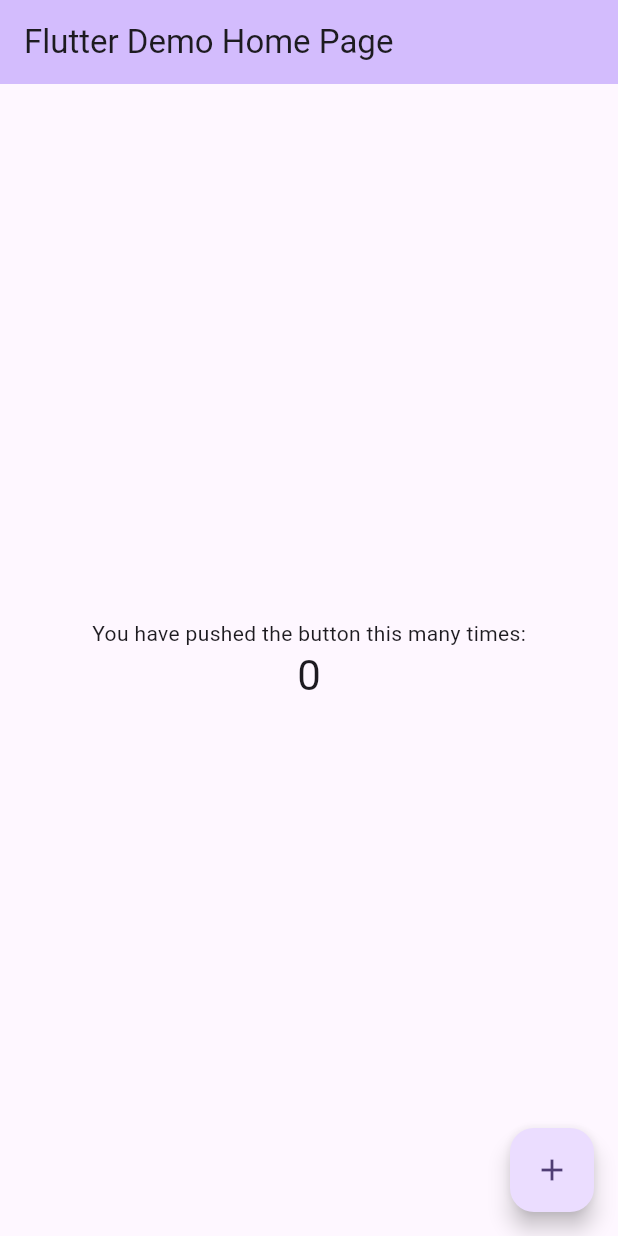
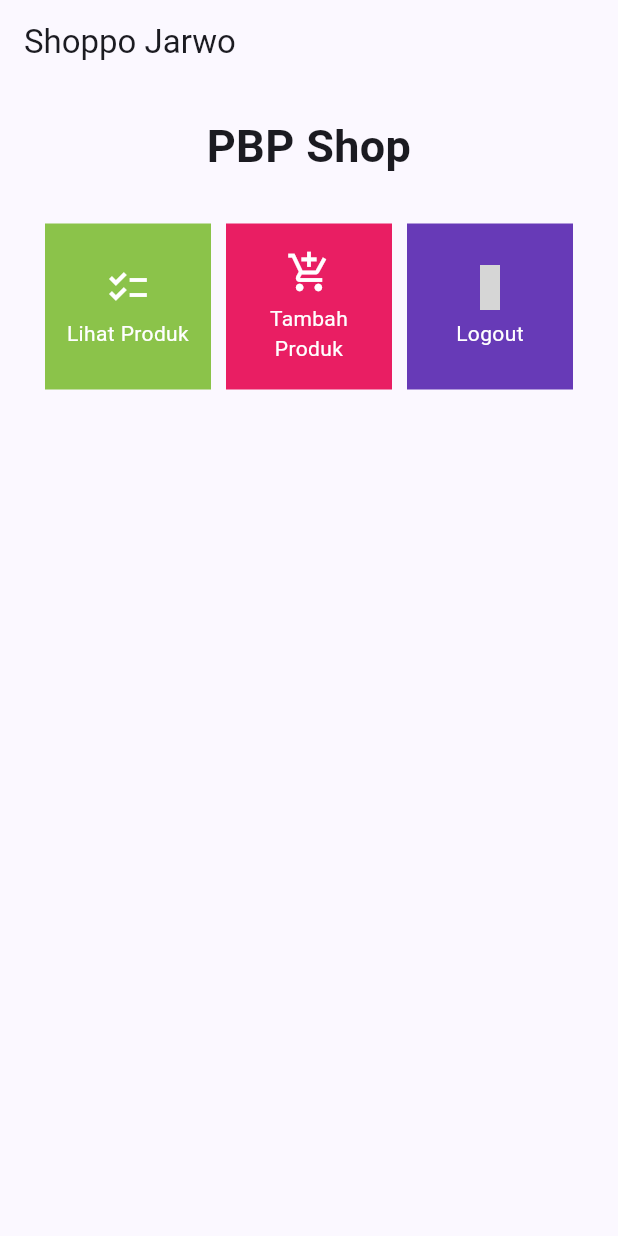
Before and after one commit to shfiradifa/shoppo-jarwo, a Flutter app: the screen it shows after launch, on a phone screen of 412 x 824 dp. Run offline on Flutter 3.47's test engine with Material 2 defaults, Android fonts, the phone set to English and light mode, and no system bars; statements that could not run were skipped; grey boxes are pictures that could not be loaded.

Commit message:
first commit adit

```diff
--- a/lib/main.dart
+++ b/lib/main.dart
@@ -1,4 +1,5 @@
 import 'package:flutter/material.dart';
+import 'package:shoppo_jarwo/menu.dart';
 
 void main() {
   runApp(const MyApp());
@@ -7,119 +8,15 @@
 class MyApp extends StatelessWidget {
   const MyApp({super.key});
 
-  // This widget is the root of your application.
   @override
   Widget build(BuildContext context) {
     return MaterialApp(
       title: 'Flutter Demo',
       theme: ThemeData(
-        // This is the theme of your application.
-        //
-        // TRY THIS: Try running your application with "flutter run". You'll see
-        // the application has a blue toolbar. Then, without quitting the app,
-        // try changing the seedColor in the colorScheme below to Colors.green
-        // and then invoke "hot reload" (save your changes or press the "hot
-        // reload" button in a Flutter-supported IDE, or press "r" if you used
-        // the command line to start the app).
-        //
-        // Notice that the counter didn't reset back to zero; the application
-        // state is not lost during the reload. To reset the state, use hot
-        // restart instead.
-        //
-        // This works for code too, not just values: Most code changes can be
-        // tested with just a hot reload.
-        colorScheme: ColorScheme.fromSeed(seedColor: Colors.deepPurple),
+        colorScheme: ColorScheme.fromSeed(seedColor: Colors.indigo),
         useMaterial3: true,
       ),
-      home: const MyHomePage(title: 'Flutter Demo Home Page'),
+      home: MyHomePage(),
     );
   }
 }
-
-class MyHomePage extends StatefulWidget {
-  const MyHomePage({super.key, required this.title});
-
-  // This widget is the home page of your application. It is stateful, meaning
-  // that it has a State object (defined below) that contains fields that affect
-  // how it looks.
-
-  // This class is the configuration for the state. It holds the values (in this
-  // case the title) provided by the parent (in this case the App widget) and
-  // used by the build method of the State. Fields in a Widget subclass are
-  // always marked "final".
-
-  final String title;
-
-  @override
-  State<MyHomePage> createState() => _MyHomePageState();
-}
-
-class _MyHomePageState extends State<MyHomePage> {
-  int _counter = 0;
-
-  void _incrementCounter() {
-    setState(() {
-      // This call to setState tells the Flutter framework that something has
-      // changed in this State, which causes it to rerun the build method below
-      // so that the display can reflect the updated values. If we changed
-      // _counter without calling setState(), then the build method would not be
-      // called again, and so nothing would appear to happen.
-      _counter++;
-    });
-  }
-
-  @override
-  Widget build(BuildContext context) {
-    // This method is rerun every time setState is called, for instance as done
-    // by the _incrementCounter method above.
-    //
-    // The Flutter framework has been optimized to make rerunning build methods
-    // fast, so that you can just rebuild anything that needs updating rather
-    // than having to individually change instances of widgets.
-    return Scaffold(
-      appBar: AppBar(
-        // TRY THIS: Try changing the color here to a specific color (to
-        // Colors.amber, perhaps?) and trigger a hot reload to see the AppBar
-        // change color while the other colors stay the same.
-        backgroundColor: Theme.of(context).colorScheme.inversePrimary,
-        // Here we take the value from the MyHomePage object that was created by
-        // the App.build method, and use it to set our appbar title.
-        title: Text(widget.title),
-      ),
-      body: Center(
-        // Center is a layout widget. It takes a single child and positions it
-        // in the middle of the parent.
-        child: Column(
-          // Column is also a layout widget. It takes a list of children and
-          // arranges them vertically. By default, it sizes itself to fit its
-          // children horizontally, and tries to be as tall as its parent.
-          //
-          // Column has various properties to control how it sizes itself and
-          // how it positions its children. Here we use mainAxisAlignment to
-          // center the children vertically; the main axis here is the vertical
-          // axis because Columns are vertical (the cross axis would be
-          // horizontal).
-          //
-          // TRY THIS: Invoke "debug painting" (choose the "Toggle Debug Paint"
-          // action in the IDE, or press "p" in the console), to see the
-          // wireframe for each widget.
-          mainAxisAlignment: MainAxisAlignment.center,
-          children: <Widget>[
-            const Text(
-              'You have pushed the button this many times:',
-            ),
-            Text(
-              '$_counter',
-              style: Theme.of(context).textTheme.headlineMedium,
-            ),
-          ],
-        ),
-      ),
-      floatingActionButton: FloatingActionButton(
-        onPressed: _incrementCounter,
-        tooltip: 'Increment',
-        child: const Icon(Icons.add),
-      ), // This trailing comma makes auto-formatting nicer for build methods.
-    );
-  }
-}
--- /dev/null
+++ b/lib/menu.dart
@@ -0,0 +1,112 @@
+import 'package:flutter/material.dart';
+
+class MyHomePage extends StatelessWidget {
+    MyHomePage({Key? key}) : super(key: key);
+
+    final List<ShopItem> items = [
+        ShopItem("Lihat Produk", Icons.checklist, Colors.lightGreen),
+        ShopItem("Tambah Produk", Icons.add_shopping_cart, Colors.pink),
+        ShopItem("Logout", Icons.logou, Colors.deepPurple),
+    ];
+
+    @override
+    Widget build(BuildContext context) {
+        return Scaffold(
+          appBar: AppBar(
+            title: const Text(
+              'Shoppo Jarwo',
+            ),
+          ),
+          body: SingleChildScrollView(
+            // Widget wrapper yang dapat discroll
+            child: Padding(
+              padding: const EdgeInsets.all(10.0), // Set padding dari halaman
+              child: Column(
+                // Widget untuk menampilkan children secara vertikal
+                children: <Widget>[
+                  const Padding(
+                    padding: EdgeInsets.only(top: 10.0, bottom: 10.0),
+                    // Widget Text untuk menampilkan tulisan dengan alignment center dan style yang sesuai
+                    child: Text(
+                      'PBP Shop', // Text yang menandakan toko
+                      textAlign: TextAlign.center,
+                      style: TextStyle(
+                        fontSize: 30,
+                        fontWeight: FontWeight.bold,
+                      ),
+                    ),
+                  ),
+                  // Grid layout
+                  GridView.count(
+                    // Container pada card kita.
+                    primary: true,
+                    padding: const EdgeInsets.all(20),
+                    crossAxisSpacing: 10,
+                    mainAxisSpacing: 10,
+                    crossAxisCount: 3,
+                    shrinkWrap: true,
+                    children: items.map((ShopItem item) {
+                      // Iterasi untuk setiap item
+                      return ShopCard(item);
+                    }).toList(),
+                  ),
+                ],
+              ),
+            ),
+          ),
+        );
+    }
+}
+
+class ShopItem {
+  final String name;
+  final IconData icon;
+  final Color color;
+
+  ShopItem(this.name, this.icon, this.color);
+}
+
+class ShopCard extends StatelessWidget {
+  final ShopItem item;
+
+  const ShopCard(this.item, {super.key}); // Constructor
+
+  @override
+  Widget build(BuildContext context) {
+    return Material(
+      color: item.color,
+      child: InkWell(
+        // Area responsive terhadap sentuhan
+        onTap: () {
+          // Memunculkan SnackBar ketika diklik
+          ScaffoldMessenger.of(context)
+            ..hideCurrentSnackBar()
+            ..showSnackBar(SnackBar(
+                content: Text("Kamu telah menekan tombol ${item.name}!")));
+        },
+        child: Container(
+          // Container untuk menyimpan Icon dan Text
+          padding: const EdgeInsets.all(8),
+          child: Center(
+            child: Column(
+              mainAxisAlignment: MainAxisAlignment.center,
+              children: [
+                Icon(
+                  item.icon,
+                  color: Colors.white,
+                  size: 30.0,
+                ),
+                const Padding(padding: EdgeInsets.all(3)),
+                Text(
+                  item.name,
+                  textAlign: TextAlign.center,
+                  style: const TextStyle(color: Colors.white),
+                ),
+              ],
+            ),
+          ),
+        ),
+      ),
+    );
+  }
+}
```
